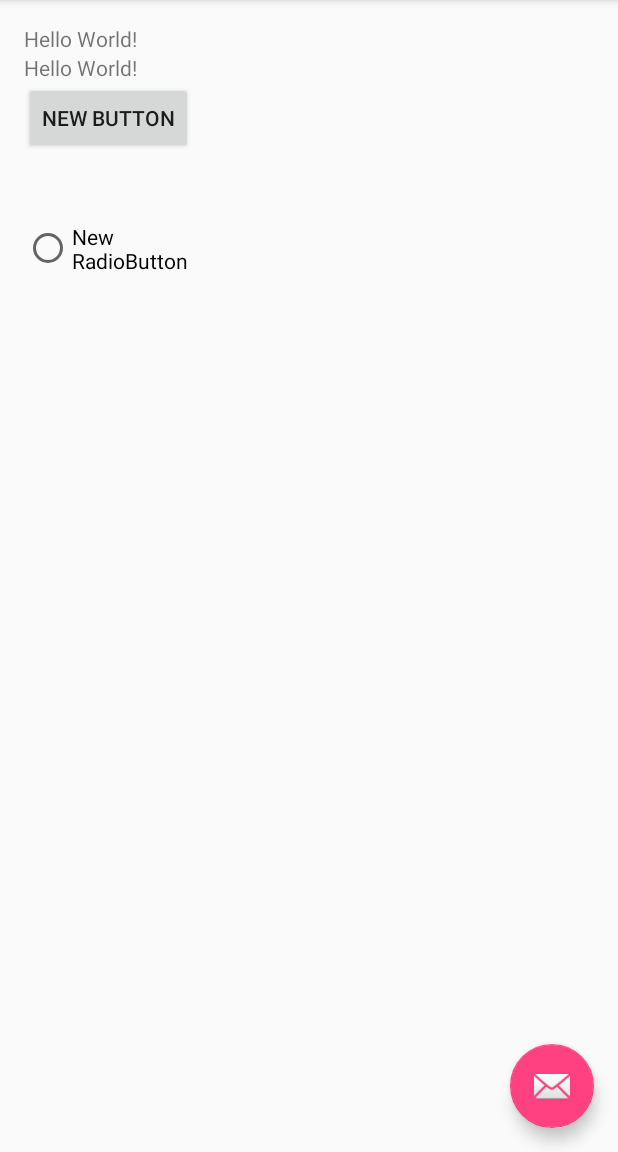
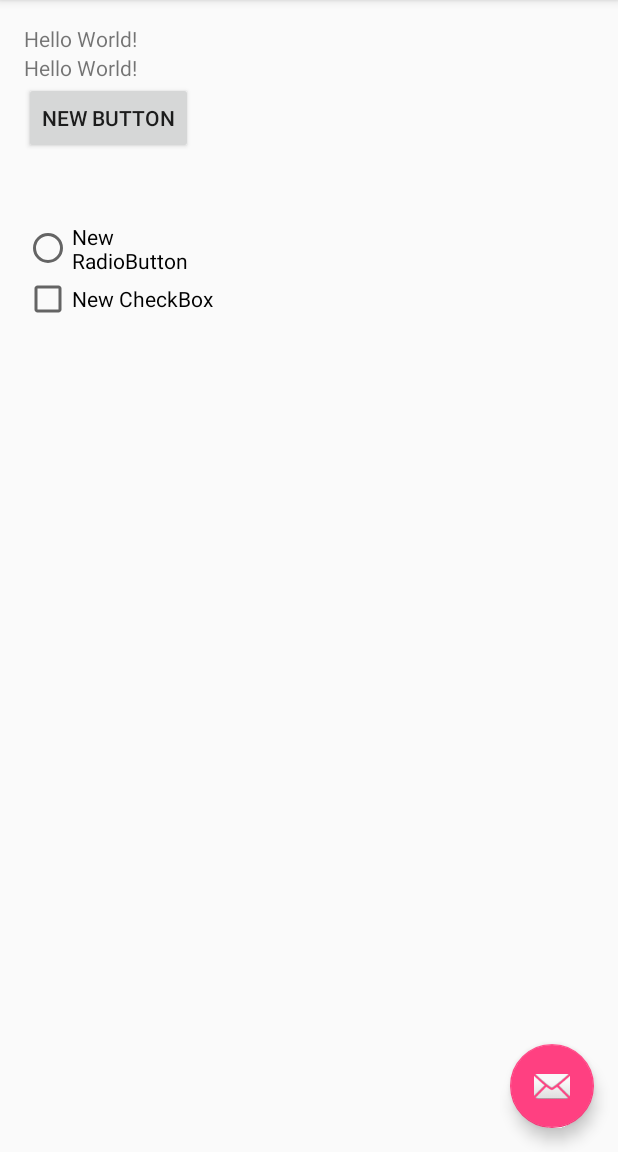
Before and after one commit to Butzle/SimpleGitHub, an Android app: the screen it shows after launch (MainActivity), on a phone screen of 412 x 824 dp, the part 84-1236 px from its top. Run offline under Robolectric (Android 15) with nearby library versions, the phone set to English and light mode, and no system bars.

Commit message:
Modified Interface

```diff
--- a/app/src/main/res/layout/content_main.xml
+++ b/app/src/main/res/layout/content_main.xml
@@ -40,4 +40,13 @@
         android:layout_alignRight="@+id/button"
         android:layout_alignEnd="@+id/button"
         android:layout_marginTop="45dp" />
+
+    <CheckBox
+        android:layout_width="wrap_content"
+        android:layout_height="wrap_content"
+        android:text="New CheckBox"
+        android:id="@+id/checkBox"
+        android:layout_below="@+id/radioButton"
+        android:layout_alignParentLeft="true"
+        android:layout_alignParentStart="true" />
 </RelativeLayout>
```
